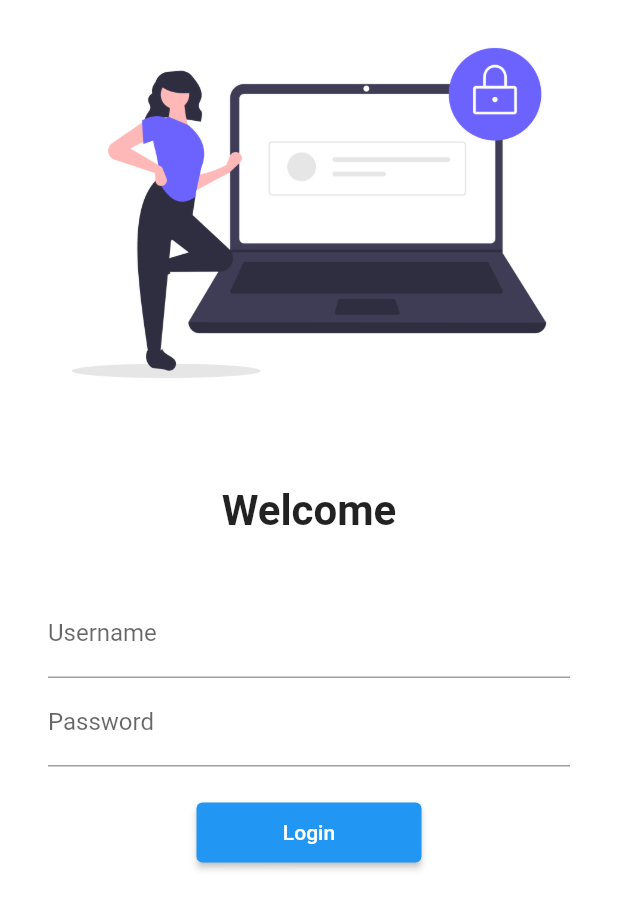
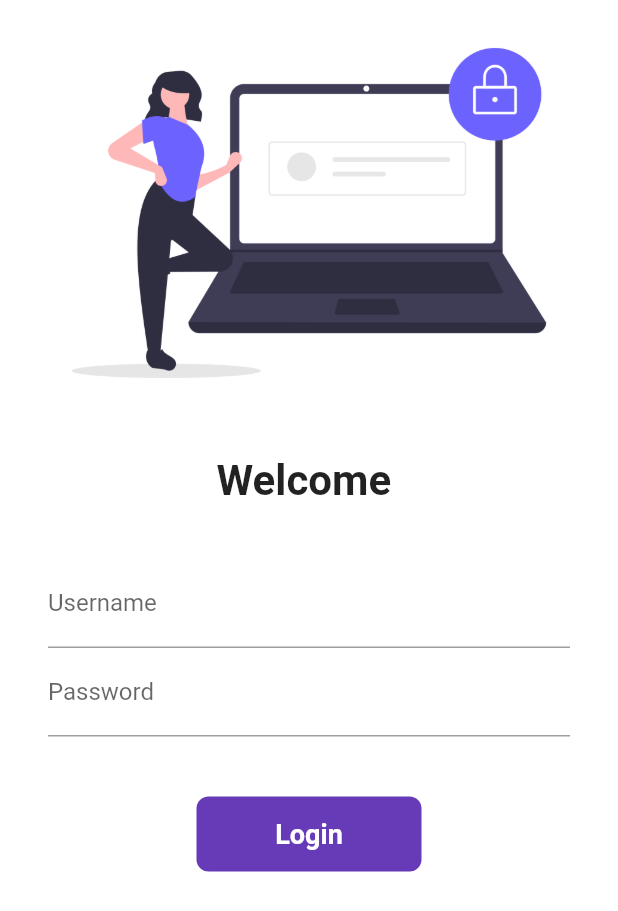
Before and after one commit to Misbahali/Frt, a Flutter app: the screen it shows after launch, on a phone screen of 412 x 824 dp. Shown: the top 911 px of the screen. Run offline on Flutter 3.47's test engine with Material 2 defaults, Android fonts, the phone set to English and light mode, and no system bars; our stand-ins replace google_fonts.

Commit message:
Day8 Coomit

```diff
--- a/lib/pages/login_page.dart
+++ b/lib/pages/login_page.dart
@@ -1,12 +1,36 @@
 import 'package:flutter/material.dart';
 import 'package:flutter4/utils/routes.dart';
 
-class LoginPage extends StatelessWidget {
+class LoginPage extends StatefulWidget {
+  @override
+  State<LoginPage> createState() => _LoginPageState();
+}
+
+class _LoginPageState extends State<LoginPage> {
+  String name = "";
+  bool changeButton = false;
+  final _formKey = GlobalKey<FormState>(); //For Validation
+
+  moveToHome(BuildContext context) async {
+    if (_formKey.currentState!.validate()) {
+      setState(() {
+        changeButton = true;
+      });
+      await Future.delayed(Duration(seconds: 1));
+      await Navigator.pushNamed(context, MyRoutes.homeRoute);
+      setState(() {
+        changeButton = false;
+      });
+    }
+  }
+
   @override
   Widget build(BuildContext context) {
     return Material(
         color: Colors.white,
         child: SingleChildScrollView(
+          child: Form(
+            key: _formKey,
             child: Column(
               children: [
                 Image.asset(
@@ -14,10 +38,10 @@ class LoginPage extends StatelessWidget {
                   fit: BoxFit.cover,
                 ),
                 SizedBox(
-              height: 40.0,
+                  height: 20.0,
                 ),
                 Text(
-              "Welcome",
+                  "Welcome $name",
                   style: TextStyle(
                     fontSize: 28,
                     fontWeight: FontWeight.bold,
@@ -27,33 +51,81 @@ class LoginPage extends StatelessWidget {
                   height: 20.0,
                 ),
                 Padding(
-              padding:
-                  const EdgeInsets.symmetric(vertical: 16.0, horizontal: 32.0),
+                  padding: const EdgeInsets.symmetric(
+                      vertical: 16.0, horizontal: 32.0),
                   child: Column(
                     children: [
                       TextFormField(
                         decoration: InputDecoration(
                             hintText: "Enter Username", labelText: "Username"),
+                        validator: (value) {
+                          if (value!.isEmpty) {
+                            return "Username cannot be empty";
+                          }
+                          return null;
+                        },
+                        onChanged: (value) {
+                          name = value;
+                          setState(() {});
+                        },
                       ),
+
                       TextFormField(
                         obscureText: true,
                         decoration: InputDecoration(
                             hintText: "Enter Password", labelText: "Password"),
+                        validator: (value) {
+                          if (value!.isEmpty) {
+                            return "Password cannot be empty";
+                          } else if (value.length < 6) {
+                            return "Must be 6";
+                          }
+
+                          return null;
+                        },
                       ),
                       SizedBox(
-                    height: 20.0,
+                        height: 40.0,
                       ),
-                  ElevatedButton(
-                    child: Text("Login"),
-                    style: TextButton.styleFrom(minimumSize: Size(150, 40)),
-                    onPressed: () {
-                      Navigator.pushNamed(context, MyRoutes.homeRoute);
-                    },
+                      Material(
+                        color: Colors.deepPurple,
+                        borderRadius:
+                            BorderRadius.circular(changeButton ? 50 : 8),
+                        child: InkWell(
+                          onTap: () => moveToHome(context),
+                          child: AnimatedContainer(
+                            duration: Duration(seconds: 1),
+                            width: changeButton ? 50 : 150,
+                            height: 50,
+                            alignment: Alignment.center,
+                            child: changeButton
+                                ? Icon(
+                                    Icons.done,
+                                    color: Colors.white,
                                   )
+                                : Text(
+                                    "Login",
+                                    style: TextStyle(
+                                        color: Colors.white,
+                                        fontWeight: FontWeight.bold,
+                                        fontSize: 18),
+                                  ),
+                          ),
+                        ),
+                      ),
+                      // ElevatedButton(
+                      //   child: Text("Login"),
+                      //   style: TextButton.styleFrom(minimumSize: Size(150, 40)),
+                      //   onPressed: () {
+                      //     Navigator.pushNamed(context, MyRoutes.homeRoute);
+                      //   },
+                      // )
                     ],
                   ),
                 )
               ],
-        )));
+            ),
+          ),
+        ));
   }
 }
```
Lines whose indentation alone changed are shown as unchanged.
